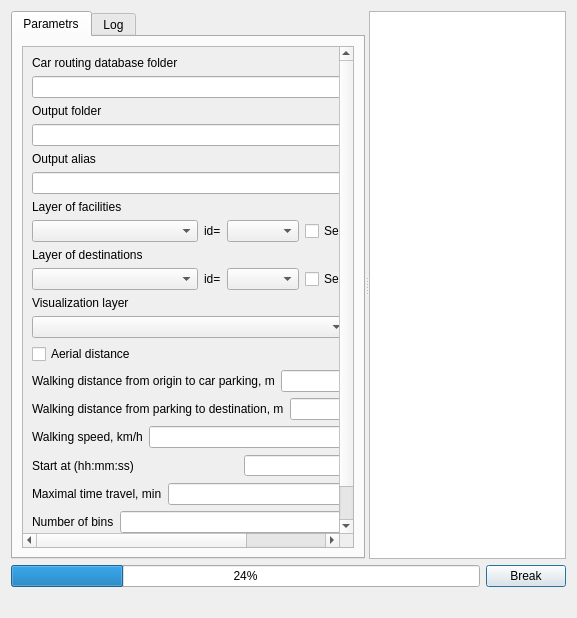
First picture: the form in UI/car.ui, repository ishusterman/tau_net_calc, before the edit.
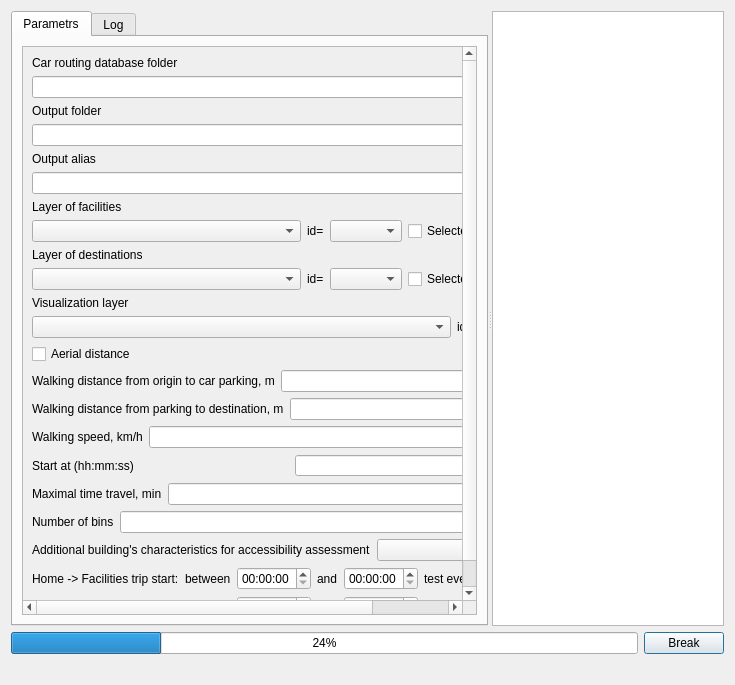
Second picture: the form after the edit. Custom widgets are drawn as their Qt base class.

What changed in the file:
```diff
--- a/UI/car.ui
+++ b/UI/car.ui
@@ -9,8 +9,8 @@
    <rect>
     <x>0</x>
     <y>0</y>
-    <width>577</width>
-    <height>618</height>
+    <width>735</width>
+    <height>685</height>
    </rect>
   </property>
   <property name="sizePolicy">
@@ -83,8 +83,8 @@
             <rect>
              <x>0</x>
              <y>0</y>
-             <width>406</width>
-             <height>618</height>
+             <width>642</width>
+             <height>720</height>
             </rect>
            </property>
            <property name="sizePolicy">
@@ -466,6 +466,168 @@
                 </item>
                </layout>
               </item>
+              <item row="27" column="0" colspan="2">
+               <layout class="QHBoxLayout" name="horizontalLayout_10">
+                <item>
+                 <layout class="QHBoxLayout" name="leftLayout">
+                  <item>
+                   <widget class="QLabel" name="lblRoundtrip1">
+                    <property name="text">
+                     <string>Home -&gt; Facilities trip start:</string>
+                    </property>
+                   </widget>
+                  </item>
+                 </layout>
+                </item>
+                <item>
+                 <spacer name="horizontalSpacer">
+                  <property name="orientation">
+                   <enum>Qt::Horizontal</enum>
+                  </property>
+                  <property name="sizeHint" stdset="0">
+                   <size>
+                    <width>40</width>
+                    <height>20</height>
+                   </size>
+                  </property>
+                 </spacer>
+                </item>
+                <item>
+                 <layout class="QHBoxLayout" name="rightLayout">
+                  <item>
+                   <widget class="QLabel" name="lblRoundtrip2">
+                    <property name="text">
+                     <string>between</string>
+                    </property>
+                   </widget>
+                  </item>
+                  <item>
+                   <widget class="QTimeEdit" name="dtRoundtripStartTime1">
+                    <property name="displayFormat">
+                     <string>hh:mm:ss</string>
+                    </property>
+                   </widget>
+                  </item>
+                  <item>
+                   <widget class="QLabel" name="lblRoundtrip3">
+                    <property name="text">
+                     <string>and</string>
+                    </property>
+                   </widget>
+                  </item>
+                  <item>
+                   <widget class="QTimeEdit" name="dtRoundtripStartTime2">
+                    <property name="displayFormat">
+                     <string>hh:mm:ss</string>
+                    </property>
+                   </widget>
+                  </item>
+                  <item>
+                   <widget class="QLabel" name="lblRoundtrip4">
+                    <property name="text">
+                     <string>test every</string>
+                    </property>
+                   </widget>
+                  </item>
+                  <item>
+                   <widget class="QLineEdit" name="txtRountrip_timedelta1">
+                    <property name="alignment">
+                     <set>Qt::AlignRight|Qt::AlignTrailing|Qt::AlignVCenter</set>
+                    </property>
+                   </widget>
+                  </item>
+                  <item>
+                   <widget class="QLabel" name="lblRoundtrip5">
+                    <property name="text">
+                     <string>minutes</string>
+                    </property>
+                   </widget>
+                  </item>
+                 </layout>
+                </item>
+               </layout>
+              </item>
+              <item row="28" column="0" colspan="2">
+               <layout class="QHBoxLayout" name="horizontalLayout_23">
+                <item>
+                 <layout class="QHBoxLayout" name="leftLayout2">
+                  <item>
+                   <widget class="QLabel" name="lblRoundtrip6">
+                    <property name="text">
+                     <string>Facilities -&gt; Home trip start:</string>
+                    </property>
+                   </widget>
+                  </item>
+                 </layout>
+                </item>
+                <item>
+                 <spacer name="horizontalSpacer2">
+                  <property name="orientation">
+                   <enum>Qt::Horizontal</enum>
+                  </property>
+                  <property name="sizeHint" stdset="0">
+                   <size>
+                    <width>40</width>
+                    <height>20</height>
+                   </size>
+                  </property>
+                 </spacer>
+                </item>
+                <item>
+                 <layout class="QHBoxLayout" name="rightLayout2">
+                  <item>
+                   <widget class="QLabel" name="lblRoundtrip7">
+                    <property name="text">
+                     <string>between</string>
+                    </property>
+                   </widget>
+                  </item>
+                  <item>
+                   <widget class="QTimeEdit" name="dtRoundtripStartTime3">
+                    <property name="displayFormat">
+                     <string>hh:mm:ss</string>
+                    </property>
+                   </widget>
+                  </item>
+                  <item>
+                   <widget class="QLabel" name="lblRoundtrip8">
+                    <property name="text">
+                     <string>and</string>
+                    </property>
+                   </widget>
+                  </item>
+                  <item>
+                   <widget class="QTimeEdit" name="dtRoundtripStartTime4">
+                    <property name="displayFormat">
+                     <string>hh:mm:ss</string>
+                    </property>
+                   </widget>
+                  </item>
+                  <item>
+                   <widget class="QLabel" name="lblRoundtrip9">
+                    <property name="text">
+                     <string>test every</string>
+                    </property>
+                   </widget>
+                  </item>
+                  <item>
+                   <widget class="QLineEdit" name="txtRountrip_timedelta2">
+                    <property name="alignment">
+                     <set>Qt::AlignRight|Qt::AlignTrailing|Qt::AlignVCenter</set>
+                    </property>
+                   </widget>
+                  </item>
+                  <item>
+                   <widget class="QLabel" name="lblRoundtrip10">
+                    <property name="text">
+                     <string>minutes</string>
+                    </property>
+                   </widget>
+                  </item>
+                 </layout>
+                </item>
+               </layout>
+              </item>
               <item row="17" column="0" colspan="2">
                <layout class="QHBoxLayout" name="horizontalLayout_14">
                 <item>
```
